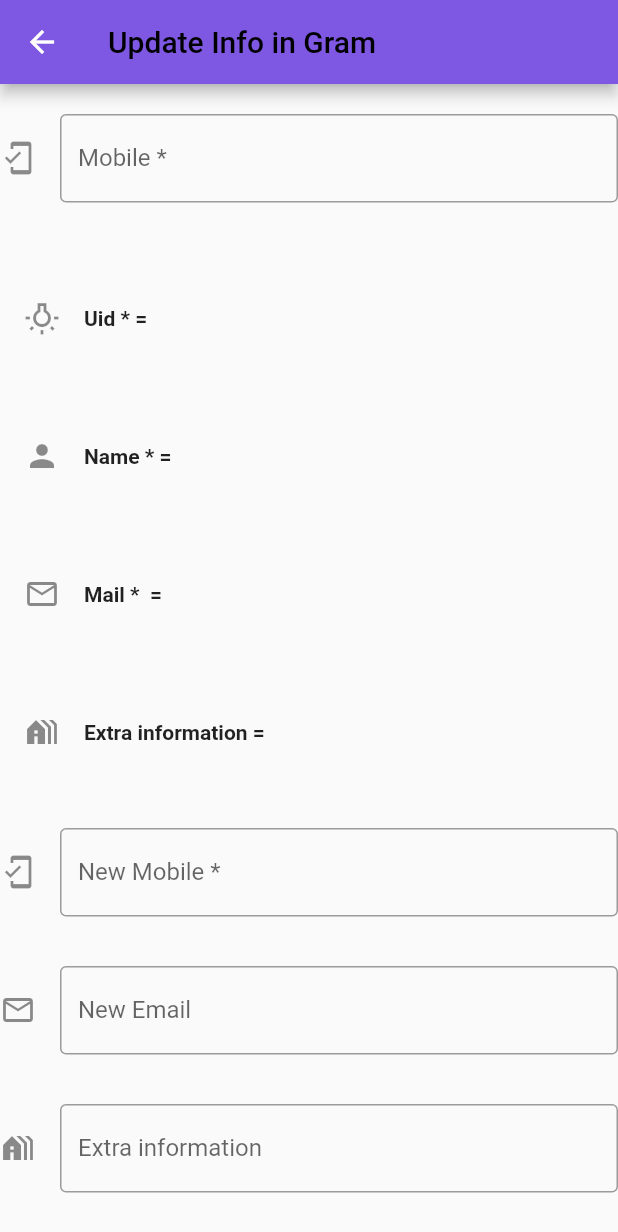
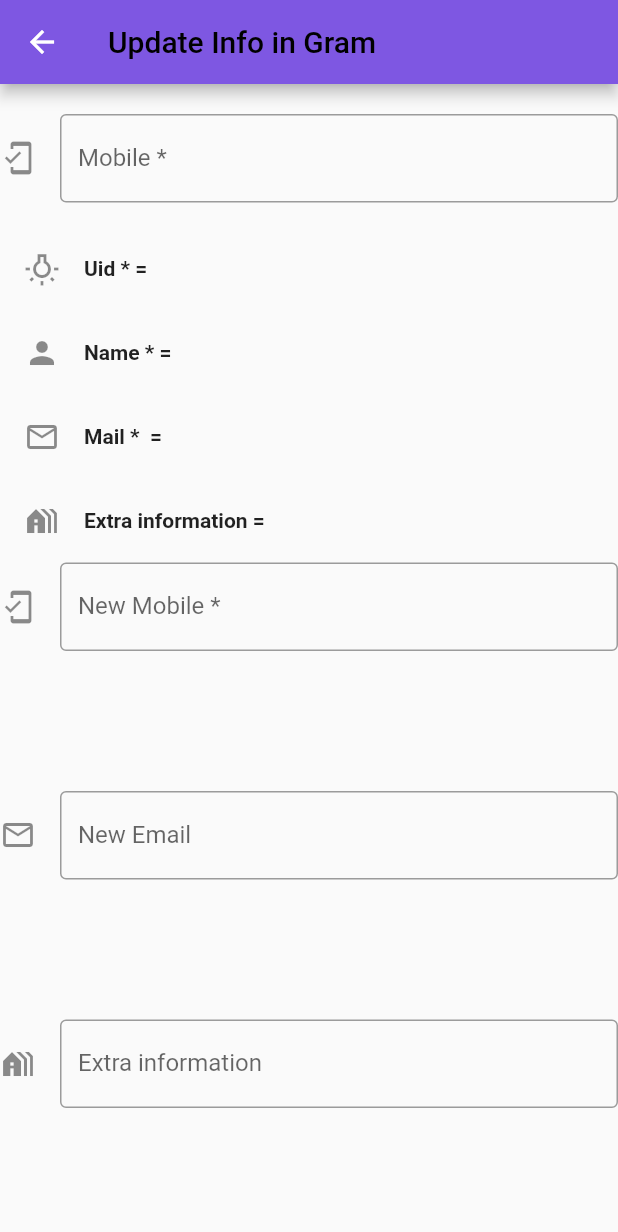
Before and after one commit to chetanshivaji/inputInfoGram, a Flutter app: the updateInfo screen opened by its route, on a phone screen of 412 x 824 dp. Shown: the top 1232 px of the screen. Run offline on Flutter 3.47's test engine with Material 2 defaults, Android fonts, the phone set to English and light mode, and no system bars; our stand-ins replace cloud_firestore, firebase_auth, firebase_core; accounts and stored records are empty.

Commit message:
expanded removed many places, 2. padding removed many places

```diff
--- a/lib/screen/inputInfo.dart
+++ b/lib/screen/inputInfo.dart
@@ -267,9 +267,7 @@ class _inputInfoState extends State<inputInfo> {
                 crossAxisAlignment: CrossAxisAlignment.start,
                 children: <Widget>[
                   getYearTile(clrGreen),
-                  Padding(
-                    padding: EdgeInsets.only(top: 20),
-                  ),
+                  //getPadding(),
                   Expanded(
                     child: TextFormField(
                       controller: _textController_mobile,
@@ -447,9 +445,7 @@ class _inputInfoState extends State<inputInfo> {
                       ),
                     ),
                   ),
-                  Padding(
-                    padding: EdgeInsets.only(top: 20),
-                  ),
+                  //getPadding(),
                   Expanded(
                     child: TextFormField(
                       controller: _textController_uid,
@@ -471,9 +467,7 @@ class _inputInfoState extends State<inputInfo> {
                       },
                     ),
                   ),
-                  Padding(
-                    padding: EdgeInsets.only(top: 20),
-                  ),
+                  //getPadding(),
                   Expanded(
                     child: TextFormField(
                       controller: _textController_name,
@@ -492,9 +486,7 @@ class _inputInfoState extends State<inputInfo> {
                       },
                     ),
                   ),
-                  Padding(
-                    padding: EdgeInsets.only(top: 20),
-                  ),
+                  //getPadding(),
                   Expanded(
                     child: TextFormField(
                       controller: _textController_mail,
@@ -514,9 +506,7 @@ class _inputInfoState extends State<inputInfo> {
                       },
                     ),
                   ),
-                  Padding(
-                    padding: EdgeInsets.only(top: 20),
-                  ),
+                  //getPadding(),
                   Expanded(
                     child: TextFormField(
                       controller: _textController_houseTax,
@@ -538,9 +528,7 @@ class _inputInfoState extends State<inputInfo> {
                       },
                     ),
                   ),
-                  Padding(
-                    padding: EdgeInsets.only(top: 20),
-                  ),
+                  //getPadding(),
                   Expanded(
                     child: TextFormField(
                       controller: _textController_waterTax,
@@ -562,9 +550,7 @@ class _inputInfoState extends State<inputInfo> {
                       },
                     ),
                   ),
-                  Padding(
-                    padding: EdgeInsets.only(top: 20),
-                  ),
+                  //getPadding(),
                   Expanded(
                     child: TextFormField(
                       controller: _textController_extraInfo,
@@ -582,9 +568,7 @@ class _inputInfoState extends State<inputInfo> {
                       },
                     ),
                   ),
-                  Padding(
-                    padding: EdgeInsets.only(top: 20),
-                  ),
+                  //getPadding(),
                   Expanded(
                     child: Center(
                       child: ElevatedButton(
--- a/lib/screen/updateInfo.dart
+++ b/lib/screen/updateInfo.dart
@@ -234,11 +234,8 @@ class _updateInfoState extends State<updateInfo> {
               child: Column(
                 crossAxisAlignment: CrossAxisAlignment.start,
                 children: <Widget>[
-                  Padding(
-                    padding: EdgeInsets.only(top: 20),
-                  ),
-                  Expanded(
-                    child: TextFormField(
+                  getPadding(),
+                  TextFormField(
                     controller: _textController_mobile,
                     onChanged: (mobValue) async {
                       if ((mobValue.length < 10) || (mobValue.length > 10)) {
@@ -300,7 +297,6 @@ class _updateInfoState extends State<updateInfo> {
                       return null;
                     },
                   ),
-                  ),
                   Center(
                     child: RichText(
                       text: TextSpan(
@@ -308,36 +304,17 @@ class _updateInfoState extends State<updateInfo> {
                       ),
                     ),
                   ),
-                  Padding(
-                    padding: EdgeInsets.only(top: 20),
-                  ),
-                  Expanded(
-                    child: getListTile(
+                  //getPadding(),
+                  getListTile(
                       Icon(Icons.wb_incandescent_outlined), labelUid, uid),
-                  ),
-                  Padding(
-                    padding: EdgeInsets.only(top: 20),
-                  ),
-                  Expanded(
-                    child: getListTile(Icon(Icons.person), labelName, name),
-                  ),
-                  Padding(
-                    padding: EdgeInsets.only(top: 20),
-                  ),
-                  Expanded(
-                    child: getListTile(
-                        Icon(Icons.mail_outline), labelEmail, email),
-                  ),
-                  Padding(
-                    padding: EdgeInsets.only(top: 20),
-                  ),
-                  Expanded(
-                    child: getListTile(
+                  //getPadding(),
+                  getListTile(Icon(Icons.person), labelName, name),
+                  //getPadding(),
+                  getListTile(Icon(Icons.mail_outline), labelEmail, email),
+                  //getPadding(),
+                  getListTile(
                       Icon(Icons.holiday_village), labelExtraInfo, extraInfo),
-                  ),
-                  Padding(
-                    padding: EdgeInsets.only(top: 20),
-                  ),
+                  //getPadding(),
                   Expanded(
                     child: TextFormField(
                       controller: _textController_newMobile,
@@ -370,9 +347,7 @@ class _updateInfoState extends State<updateInfo> {
                       },
                     ),
                   ),
-                  Padding(
-                    padding: EdgeInsets.only(top: 20),
-                  ),
+                  //getPadding(),
                   Expanded(
                     child: TextFormField(
                       controller: _textController_newEmail,
@@ -392,9 +367,7 @@ class _updateInfoState extends State<updateInfo> {
                       },
                     ),
                   ),
-                  Padding(
-                    padding: EdgeInsets.only(top: 20),
-                  ),
+                  //getPadding(),
                   Expanded(
                     child: TextFormField(
                       controller: _textController_extraInfo,
@@ -413,8 +386,7 @@ class _updateInfoState extends State<updateInfo> {
                       },
                     ),
                   ),
-                  Expanded(
-                    child: Center(
+                  Center(
                     child: ElevatedButton(
                       onPressed: () async {
                         // Validate returns true if the form is valid, or false otherwise.
@@ -530,14 +502,13 @@ class _updateInfoState extends State<updateInfo> {
                             }
                           } catch (e) {
                             onPressedUpdateInfo = false;
-                              popAlert(context, kTitleTryCatchFail,
-                                  e.toString(), getWrongIcon(), 1);
+                            popAlert(context, kTitleTryCatchFail, e.toString(),
+                                getWrongIcon(), 1);
                           }
                         }
                       },
                       child: Text(
                         bLabelSubmit,
-                        ),
                       ),
                     ),
                   ),
--- a/lib/util.dart
+++ b/lib/util.dart
@@ -179,6 +179,12 @@ ListTile getListTile(Icon leadingIcon, String lhs, String rhs) {
   );
 }
 
+Widget getPadding() {
+  return Padding(
+    padding: EdgeInsets.only(top: 20),
+  );
+}
+
 Widget getPrefilledListTile(String LHS, String RHS) {
   return Row(
     children: [
```
Lines whose indentation alone changed are shown as unchanged.
